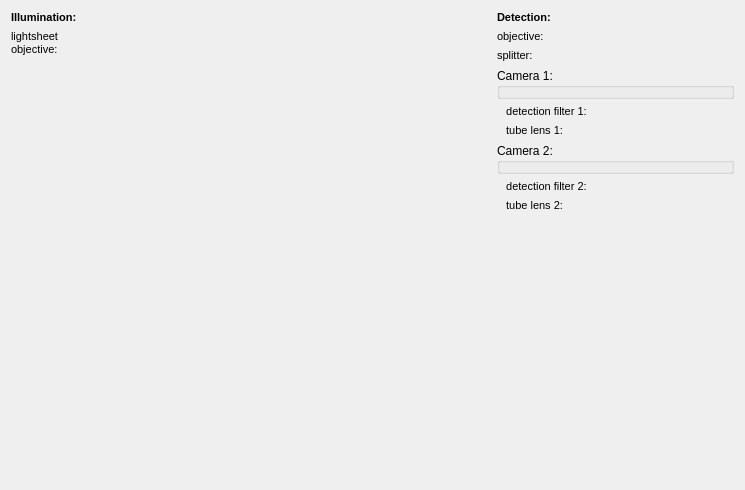
Old version of the form plugins/spimb040/qfespimb040opticssetup.ui in the repository jkriege2/QuickFit3.
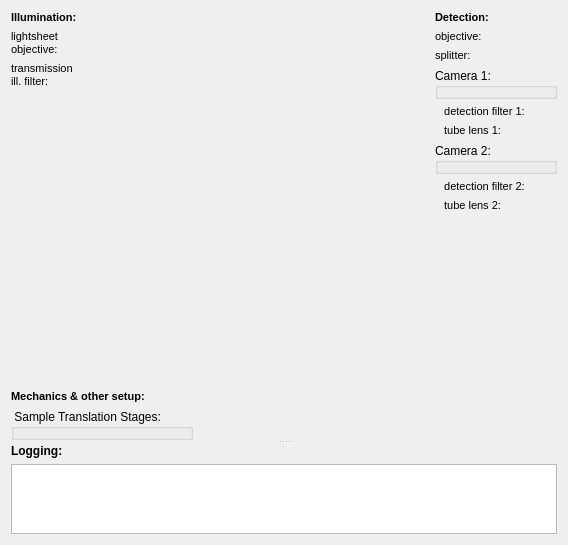
New version of the form. Icons and pictures are not drawn. Custom widgets are drawn as their Qt base class.

Commit message: QuickFit3/SPIM: improved new config dialog

```diff
--- a/plugins/spimb040/qfespimb040opticssetup.ui
+++ b/plugins/spimb040/qfespimb040opticssetup.ui
@@ -6,34 +6,22 @@
    <rect>
     <x>0</x>
     <y>0</y>
-    <width>745</width>
-    <height>490</height>
+    <width>568</width>
+    <height>537</height>
    </rect>
   </property>
   <property name="windowTitle">
    <string>Form</string>
   </property>
-  <layout class="QGridLayout" name="gridLayout" rowstretch="0,0,0" columnstretch="0,0,0,0,0">
-   <item row="1" column="1">
-    <layout class="QFormLayout" name="formLayout">
-     <item row="0" column="0">
-      <widget class="QLabel" name="label">
-       <property name="text">
-        <string>&lt;!DOCTYPE HTML PUBLIC &quot;-//W3C//DTD HTML 4.0//EN&quot; &quot;http://www.w3.org/TR/REC-html40/strict.dtd&quot;&gt;
-&lt;html&gt;&lt;head&gt;&lt;meta name=&quot;qrichtext&quot; content=&quot;1&quot; /&gt;&lt;style type=&quot;text/css&quot;&gt;
-p, li { white-space: pre-wrap; }
-&lt;/style&gt;&lt;/head&gt;&lt;body style=&quot; font-family:'MS Shell Dlg 2'; font-size:8.25pt; font-weight:400; font-style:normal;&quot;&gt;
-&lt;p style=&quot; margin-top:0px; margin-bottom:0px; margin-left:0px; margin-right:0px; -qt-block-indent:0; text-indent:0px;&quot;&gt;&lt;span style=&quot; font-size:8pt;&quot;&gt;lightsheet&lt;/span&gt;&lt;/p&gt;
-&lt;p style=&quot; margin-top:0px; margin-bottom:0px; margin-left:0px; margin-right:0px; -qt-block-indent:0; text-indent:0px;&quot;&gt;&lt;span style=&quot; font-size:8pt;&quot;&gt;objective:&lt;/span&gt;&lt;/p&gt;&lt;/body&gt;&lt;/html&gt;</string>
-       </property>
-      </widget>
-     </item>
-     <item row="0" column="1">
-      <widget class="QF3ObjectiveCombobox" name="objProjection" native="true"/>
-     </item>
-    </layout>
-   </item>
-   <item row="0" column="1">
+  <layout class="QVBoxLayout" name="verticalLayout_2">
+   <item>
+    <widget class="QVisibleHandleSplitter" name="splitter">
+     <property name="orientation">
+      <enum>Qt::Vertical</enum>
+     </property>
+     <widget class="QWidget" name="gridLayoutWidget">
+      <layout class="QGridLayout" name="gridLayout">
+       <item row="0" column="0">
     <widget class="QLabel" name="label_2">
      <property name="text">
       <string>&lt;!DOCTYPE HTML PUBLIC &quot;-//W3C//DTD HTML 4.0//EN&quot; &quot;http://www.w3.org/TR/REC-html40/strict.dtd&quot;&gt;
@@ -44,7 +32,7 @@
      </property>
     </widget>
    </item>
-   <item row="0" column="4">
+       <item row="0" column="2">
     <widget class="QLabel" name="label_7">
      <property name="text">
       <string>&lt;!DOCTYPE HTML PUBLIC &quot;-//W3C//DTD HTML 4.0//EN&quot; &quot;http://www.w3.org/TR/REC-html40/strict.dtd&quot;&gt;
@@ -55,7 +43,7 @@
      </property>
     </widget>
    </item>
-   <item row="1" column="4">
+       <item row="1" column="2">
     <layout class="QFormLayout" name="formLayout_3">
      <property name="fieldGrowthPolicy">
       <enum>QFormLayout::AllNonFixedFieldsGrow</enum>
@@ -160,7 +148,7 @@
      </item>
     </layout>
    </item>
-   <item row="1" column="2">
+       <item row="1" column="1">
     <widget class="QLabel" name="image">
      <property name="minimumSize">
       <size>
@@ -182,8 +170,44 @@
      </property>
     </widget>
    </item>
-   <item row="2" column="1">
-    <spacer name="verticalSpacer">
+       <item row="1" column="0">
+        <layout class="QFormLayout" name="formLayout">
+         <item row="0" column="0">
+          <widget class="QLabel" name="label">
+           <property name="text">
+            <string>&lt;!DOCTYPE HTML PUBLIC &quot;-//W3C//DTD HTML 4.0//EN&quot; &quot;http://www.w3.org/TR/REC-html40/strict.dtd&quot;&gt;
+&lt;html&gt;&lt;head&gt;&lt;meta name=&quot;qrichtext&quot; content=&quot;1&quot; /&gt;&lt;style type=&quot;text/css&quot;&gt;
+p, li { white-space: pre-wrap; }
+&lt;/style&gt;&lt;/head&gt;&lt;body style=&quot; font-family:'MS Shell Dlg 2'; font-size:8.25pt; font-weight:400; font-style:normal;&quot;&gt;
+&lt;p style=&quot; margin-top:0px; margin-bottom:0px; margin-left:0px; margin-right:0px; -qt-block-indent:0; text-indent:0px;&quot;&gt;&lt;span style=&quot; font-size:8pt;&quot;&gt;lightsheet&lt;/span&gt;&lt;/p&gt;
+&lt;p style=&quot; margin-top:0px; margin-bottom:0px; margin-left:0px; margin-right:0px; -qt-block-indent:0; text-indent:0px;&quot;&gt;&lt;span style=&quot; font-size:8pt;&quot;&gt;objective:&lt;/span&gt;&lt;/p&gt;&lt;/body&gt;&lt;/html&gt;</string>
+           </property>
+          </widget>
+         </item>
+         <item row="0" column="1">
+          <widget class="QF3ObjectiveCombobox" name="objProjection" native="true"/>
+         </item>
+         <item row="4" column="0" colspan="2">
+          <widget class="QFESPIMB040SampleStageConfig" name="stageSetup">
+           <property name="title">
+            <string> Sample Translation Stages: </string>
+           </property>
+          </widget>
+         </item>
+         <item row="1" column="0">
+          <widget class="QLabel" name="label_10">
+           <property name="text">
+            <string>&lt;!DOCTYPE HTML PUBLIC &quot;-//W3C//DTD HTML 4.0//EN&quot; &quot;http://www.w3.org/TR/REC-html40/strict.dtd&quot;&gt;
+&lt;html&gt;&lt;head&gt;&lt;meta name=&quot;qrichtext&quot; content=&quot;1&quot; /&gt;&lt;style type=&quot;text/css&quot;&gt;
+p, li { white-space: pre-wrap; }
+&lt;/style&gt;&lt;/head&gt;&lt;body style=&quot; font-family:'MS Shell Dlg 2'; font-size:8.25pt; font-weight:400; font-style:normal;&quot;&gt;
+&lt;p style=&quot; margin-top:0px; margin-bottom:0px; margin-left:0px; margin-right:0px; -qt-block-indent:0; text-indent:0px;&quot;&gt;&lt;span style=&quot; font-size:8pt;&quot;&gt;transmission&lt;/span&gt;&lt;/p&gt;
+&lt;p style=&quot; margin-top:0px; margin-bottom:0px; margin-left:0px; margin-right:0px; -qt-block-indent:0; text-indent:0px;&quot;&gt;&lt;span style=&quot; font-size:8pt;&quot;&gt;ill. filter:&lt;/span&gt;&lt;/p&gt;&lt;/body&gt;&lt;/html&gt;</string>
+           </property>
+          </widget>
+         </item>
+         <item row="2" column="0">
+          <spacer name="verticalSpacer_2">
      <property name="orientation">
       <enum>Qt::Vertical</enum>
      </property>
@@ -195,6 +219,40 @@
      </property>
     </spacer>
    </item>
+         <item row="1" column="1">
+          <widget class="QF3FilterCombobox" name="filtTransmission" native="true"/>
+         </item>
+         <item row="3" column="0" colspan="2">
+          <widget class="QLabel" name="label_11">
+           <property name="text">
+            <string>&lt;!DOCTYPE HTML PUBLIC &quot;-//W3C//DTD HTML 4.0//EN&quot; &quot;http://www.w3.org/TR/REC-html40/strict.dtd&quot;&gt;
+&lt;html&gt;&lt;head&gt;&lt;meta name=&quot;qrichtext&quot; content=&quot;1&quot; /&gt;&lt;style type=&quot;text/css&quot;&gt;
+p, li { white-space: pre-wrap; }
+&lt;/style&gt;&lt;/head&gt;&lt;body style=&quot; font-family:'MS Shell Dlg 2'; font-size:8.25pt; font-weight:400; font-style:normal;&quot;&gt;
+&lt;p style=&quot; margin-top:0px; margin-bottom:0px; margin-left:0px; margin-right:0px; -qt-block-indent:0; text-indent:0px;&quot;&gt;&lt;span style=&quot; font-size:8pt; font-weight:600;&quot;&gt;Mechanics &amp;amp; other setup:&lt;/span&gt;&lt;/p&gt;&lt;/body&gt;&lt;/html&gt;</string>
+           </property>
+          </widget>
+         </item>
+        </layout>
+       </item>
+      </layout>
+     </widget>
+     <widget class="QWidget" name="verticalLayoutWidget">
+      <layout class="QVBoxLayout" name="verticalLayout_3">
+       <item>
+        <widget class="QLabel" name="label_12">
+         <property name="text">
+          <string>&lt;b&gt;Logging:&lt;/b&gt;</string>
+         </property>
+        </widget>
+       </item>
+       <item>
+        <widget class="QtLogFile" name="logWidget"/>
+       </item>
+      </layout>
+     </widget>
+    </widget>
+   </item>
   </layout>
  </widget>
  <customwidgets>
@@ -216,6 +274,23 @@
    <header>qfespimb040simplecameraconfig.h</header>
    <container>1</container>
   </customwidget>
+  <customwidget>
+   <class>QFESPIMB040SampleStageConfig</class>
+   <extends>QGroupBox</extends>
+   <header>qfespimb040samplestageconfig.h</header>
+   <container>1</container>
+  </customwidget>
+  <customwidget>
+   <class>QtLogFile</class>
+   <extends>QTextEdit</extends>
+   <header>qtlogfile.h</header>
+  </customwidget>
+  <customwidget>
+   <class>QVisibleHandleSplitter</class>
+   <extends>QSplitter</extends>
+   <header>qvisiblehandlesplitter.h</header>
+   <container>1</container>
+  </customwidget>
  </customwidgets>
  <resources>
   <include location="spimb040.qrc"/>
```
Lines whose indentation alone changed are shown as unchanged. The commit also changes 15 other files.
